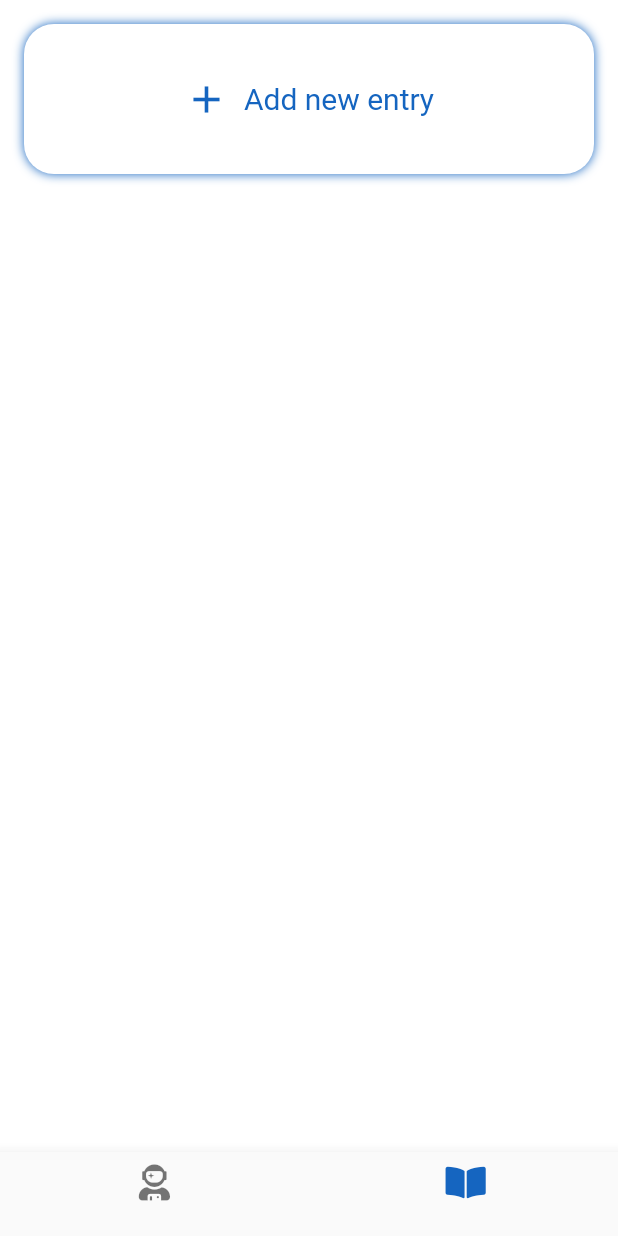
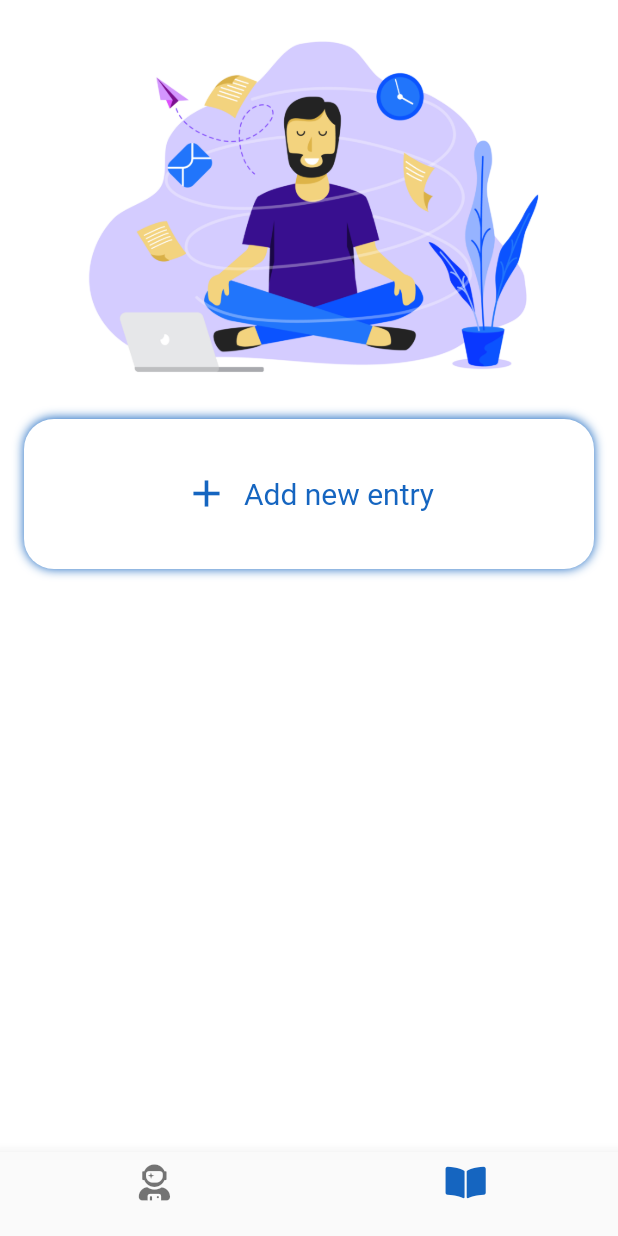
Before and after one commit to jainayu/chat_bot_app, a Flutter app: the screen it shows after launch, on a phone screen of 412 x 824 dp. Run offline on Flutter 3.47's test engine with Material 2 defaults, Android fonts, the phone set to English and light mode, and no system bars; our stand-ins replace font_awesome_flutter.

Commit message:
added journal image header

```diff
--- /dev/null
+++ b/lib/screens/home_screen/journal_tab/ui/add_new_entry_widget.dart
@@ -0,0 +1,47 @@
+import 'package:flutter/material.dart';
+
+class AddNewEntryWidget extends StatelessWidget {
+  @override
+  Widget build(BuildContext context) {
+    return GestureDetector(
+      onTap: () {},
+      child: Container(
+        height: 100,
+        decoration: BoxDecoration(
+          color: Colors.white,
+          borderRadius: BorderRadius.circular(20),
+          boxShadow: [
+            BoxShadow(
+              color: Colors.blue[800],
+              blurRadius: 5.0,
+            ),
+          ],
+        ),
+        child: Center(
+          child: Row(
+            crossAxisAlignment: CrossAxisAlignment.center,
+            mainAxisAlignment: MainAxisAlignment.center,
+            children: [
+              Icon(
+                Icons.add_sharp,
+                color: Colors.blue[800],
+                size: 30,
+              ),
+              SizedBox(
+                width: 10,
+              ),
+              Text(
+                'Add new entry',
+                style: TextStyle(
+                  color: Colors.blue[800],
+                  fontSize: 20.0,
+                  fontWeight: FontWeight.w400,
+                ),
+              ),
+            ],
+          ),
+        ),
+      ),
+    );
+  }
+}
--- a/lib/screens/home_screen/journal_tab/ui/journal_tab.dart
+++ b/lib/screens/home_screen/journal_tab/ui/journal_tab.dart
@@ -1,3 +1,4 @@
+import 'package:chat_bot_app/screens/home_screen/journal_tab/ui/add_new_entry_widget.dart';
 import 'package:flutter/material.dart';
 
 class JournalTab extends StatefulWidget {
@@ -11,40 +12,16 @@ class _JournalTabState extends State<JournalTab> {
     return SafeArea(
       child: Scaffold(
         backgroundColor: Colors.white,
-        body: Container(
-          margin: EdgeInsets.all(16.0),
-          height: 100,
-          decoration: BoxDecoration(
-            color: Colors.white,
-            borderRadius: BorderRadius.circular(20),
-            boxShadow: [
-              BoxShadow(
-                color: Colors.blue[800],
-                blurRadius: 5.0,
+        body: Padding(
+          padding: const EdgeInsets.all(16.0),
+          child: Column(
+            children: [
+              Image.asset('images/journal_header.jpg'),
+              SizedBox(
+                height: 10,
               ),
+              AddNewEntryWidget(),
             ],
-          ),
-          child: Center(
-            child: Row(
-              crossAxisAlignment: CrossAxisAlignment.center,
-              mainAxisAlignment: MainAxisAlignment.center,
-              children: [
-                Icon(
-                  Icons.add_sharp,
-                  color: Colors.blue[800],
-                  size: 30,
-                ),
-                SizedBox(width: 10,),
-                Text(
-                  'Add new entry',
-                  style: TextStyle(
-                    color: Colors.blue[800],
-                    fontSize: 20.0,
-                    fontWeight: FontWeight.w400,
-                  ),
-                ),
-              ],
-            ),
           ),
         ),
       ),
--- a/pubspec.yaml
+++ b/pubspec.yaml
@@ -22,5 +22,8 @@ dev_dependencies:
   flutter_test:
     sdk: flutter
 
+
 flutter:
   uses-material-design: true
+  assets:
+    - images/
```
Also changed, not shown: images/journal_header.jpg (added).
